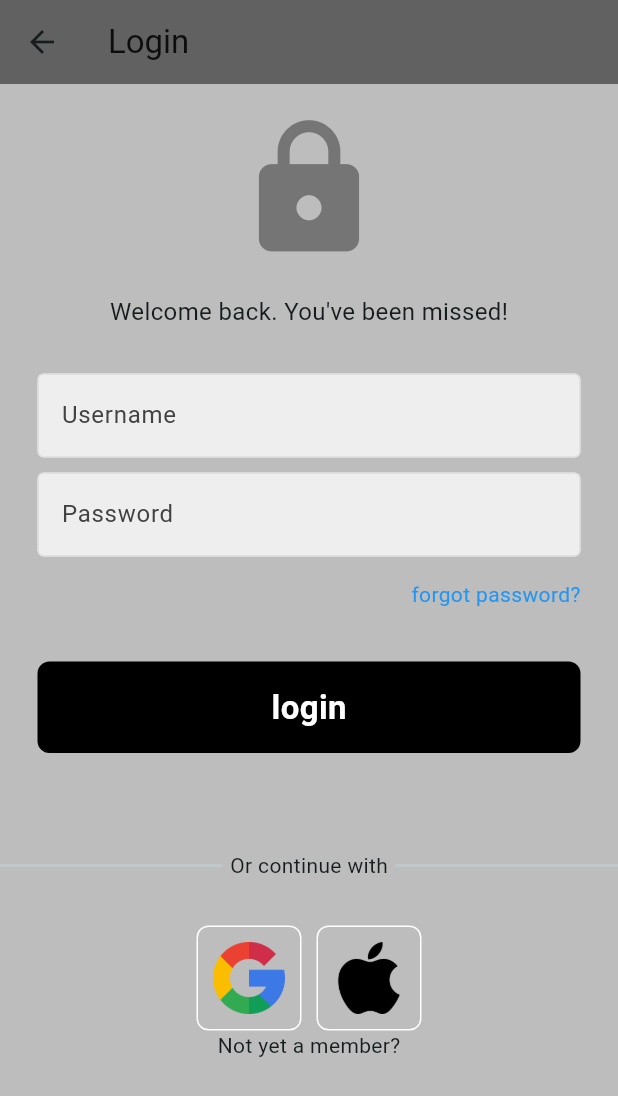
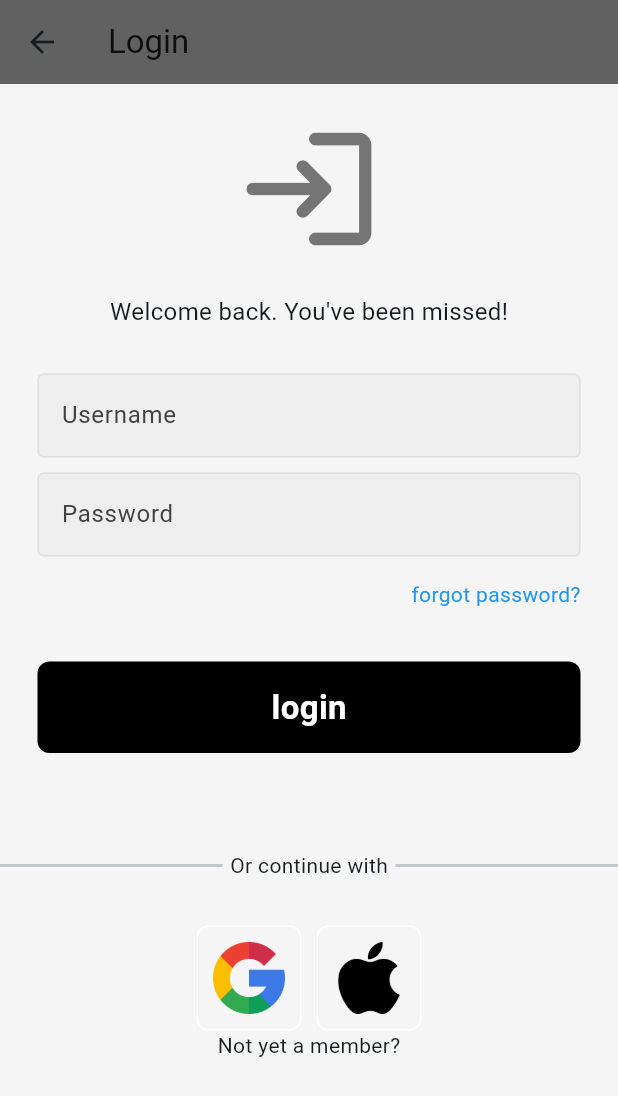
Before and after one commit to dojjo-corp/login-screen-trestle, a Flutter app: the screen it shows after launch, after a tap on "login", on a phone screen of 412 x 824 dp. Shown: the top 1096 px of the screen. Run offline on Flutter 3.47's test engine with Material 2 defaults, Android fonts, the phone set to English and light mode, and no system bars.

Commit message:
background change
background color changed -i

```diff
--- a/lib/pages/home_page.dart
+++ b/lib/pages/home_page.dart
@@ -14,6 +14,7 @@ class HomePage extends StatelessWidget {
   Widget build(BuildContext context) {
     return  SafeArea(
       child: Scaffold(
+        backgroundColor: Colors.grey[100],
         body: Center(
           child: Padding(
             padding: const EdgeInsets.symmetric(horizontal: 30.0),
--- a/lib/pages/login_screen.dart
+++ b/lib/pages/login_screen.dart
@@ -26,7 +26,7 @@ class LoginPage extends StatelessWidget {
             title: const Text('Login',
               style: TextStyle(color: Colors.black87)),
             backgroundColor: Colors.grey[700],),
-          backgroundColor: Colors.grey[400],
+          backgroundColor: Colors.grey[100],
           body: SingleChildScrollView(
             child: Center(
               child: Column(
@@ -35,7 +35,7 @@ class LoginPage extends StatelessWidget {
                   const SizedBox(height: 20,),
                   // logo
                   Icon(
-                    Icons.lock,
+                    Icons.login_rounded,
                     size: 100,
                     color: Colors.grey[600],
                   ),
@@ -118,12 +118,16 @@ class LoginPage extends StatelessWidget {
                     mainAxisAlignment: MainAxisAlignment.center,
                     children: [
                       SquareIcons(
+                          imagePath:
+                          'lib/images/google.png',
                           // ignore: avoid_print
-                          imagePath: 'lib/images/google.png', onTap: () {print('Google login');}),
+                          onTap: () {print('Google login');}),
                       const SizedBox(width: 10),
                       SquareIcons(
+                          imagePath:
+                          'lib/images/apple.png',
                           // ignore: avoid_print
-                          imagePath: 'lib/images/apple.png', onTap: () {print('Apple login');}),
+                          onTap: () {print('Apple login');}),
                     ],
                   ),
                   const Text('Not yet a member?')
```
